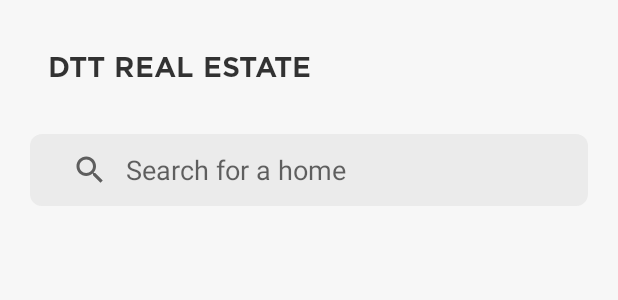
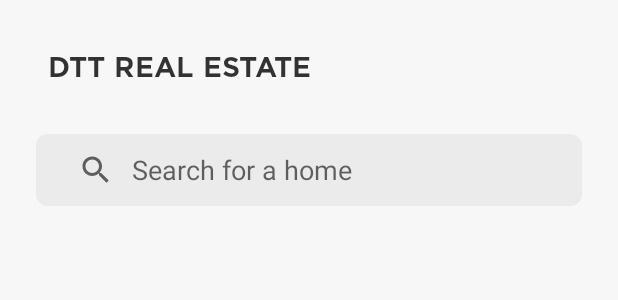
Before and after one commit to justicejtd/dtt_houses, an Android app: the layout fragment_house.xml on its own in the app's theme, with its tools: preview values and no code run, on a phone screen of 412 x 824 dp. Shown: the top 300 px of the screen. Run offline under Robolectric (Android 15) with nearby library versions, the phone set to English and light mode, and no system bars; network calls fail.

Commit message:
update dimensions

```diff
--- a/app/src/main/res/values/dimens.xml
+++ b/app/src/main/res/values/dimens.xml
@@ -2,6 +2,6 @@
     <!-- Default screen margins, per the Android Design guidelines. -->
     <dimen name="activity_horizontal_margin">16dp</dimen>
     <dimen name="activity_vertical_margin">16dp</dimen>
-    <dimen name="house_horizontal_margin">20dp</dimen>
-    <dimen name="house_vertical_margin">20dp</dimen>
+    <dimen name="house_horizontal_margin">24dp</dimen>
+    <dimen name="house_vertical_margin">24dp</dimen>
 </resources>
```
